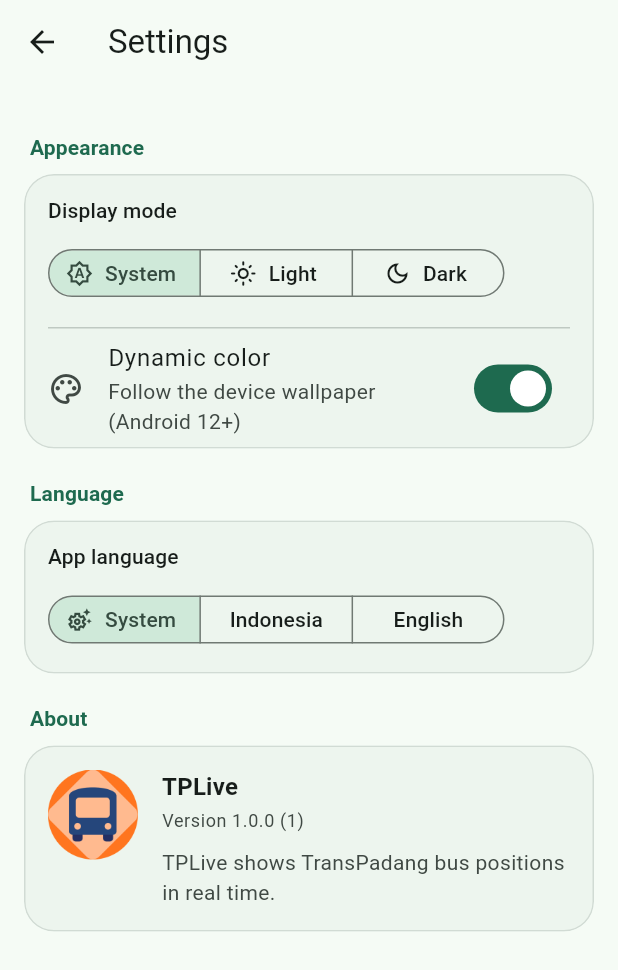
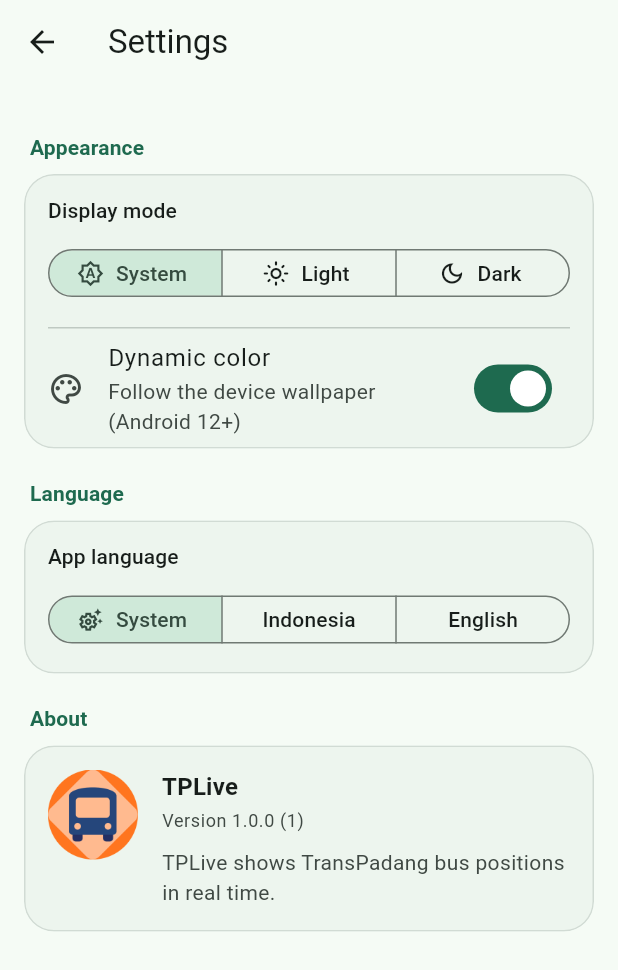
Before and after one commit to dwikyalfira/TPLive-Transpadang-Bus-Tracker, a Flutter app: the SettingsScreen screen opened directly, on a phone screen of 412 x 824 dp. Shown: the top 970 px of the screen. Run offline on Flutter 3.47's test engine with Material 3 defaults, Android fonts, the light colour scheme and no system bars; drawn by our look-alikes of dynamic_color; our stand-ins replace flutter_riverpod, geolocator, latlong2, package_info_plus, shared_preferences; accounts and stored records are empty; network calls fail.

Commit message:
fix(settings): make theme & language controls responsive
Segmented controls now fill the full width with equal segments and drop icons when space is tight; on very narrow screens they fall back to a vertical stack so the buttons no longer shrink. Adds a narrow-screen widget test.

```diff
--- a/lib/features/settings/presentation/settings_screen.dart
+++ b/lib/features/settings/presentation/settings_screen.dart
@@ -111,6 +111,189 @@ class _CardDivider extends StatelessWidget {
   }
 }
 
+/// Satu pilihan pada [_ChoiceField].
+class _Choice<T> {
+  const _Choice({required this.value, required this.label, this.icon});
+
+  final T value;
+  final String label;
+  final IconData? icon;
+}
+
+/// Kontrol pilihan yang menyesuaikan lebar layar.
+///
+/// - Bila semua pilihan muat, dipakai [SegmentedButton] **selebar penuh** dengan
+///   segmen sama besar (sehingga tidak menyusut di layar sempit).
+/// - Ikon dilepas otomatis bila lebar tidak cukup untuk ikon + label.
+/// - Bila teks pun tidak muat berdampingan, kontrol berubah menjadi daftar
+///   bertumpuk (vertikal) yang tetap ukuran penuh.
+class _ChoiceField<T> extends StatelessWidget {
+  const _ChoiceField({
+    required this.choices,
+    required this.selected,
+    required this.onSelected,
+  });
+
+  final List<_Choice<T>> choices;
+  final T selected;
+  final ValueChanged<T> onSelected;
+
+  static const double _minSegmentHeight = 44;
+  static const double _hPadding = 10;
+  static const double _iconWidth = 18;
+  static const double _iconGap = 8;
+
+  @override
+  Widget build(BuildContext context) {
+    final theme = Theme.of(context);
+    final labelStyle =
+        theme.textTheme.labelLarge ?? const TextStyle(fontSize: 14);
+    final scaler = MediaQuery.textScalerOf(context);
+
+    return LayoutBuilder(
+      builder: (context, constraints) {
+        final available = constraints.maxWidth;
+        final perSegment = available / choices.length;
+
+        final withIconsFit =
+            _fits(perSegment, labelStyle, scaler, includeIcons: true);
+        final labelsOnlyFit =
+            _fits(perSegment, labelStyle, scaler, includeIcons: false);
+
+        // Layar terlalu sempit untuk tombol berjajar → tumpuk vertikal.
+        if (!labelsOnlyFit) {
+          return _vertical(context);
+        }
+
+        return SizedBox(
+          width: double.infinity,
+          child: SegmentedButton<T>(
+            showSelectedIcon: false,
+            style: SegmentedButton.styleFrom(
+              visualDensity: VisualDensity.compact,
+              padding: const EdgeInsets.symmetric(horizontal: _hPadding),
+              minimumSize: const Size(0, _minSegmentHeight),
+            ),
+            segments: [
+              for (final choice in choices)
+                ButtonSegment<T>(
+                  value: choice.value,
+                  icon: (withIconsFit && choice.icon != null)
+                      ? Icon(choice.icon, size: _iconWidth)
+                      : null,
+                  label: Text(
+                    choice.label,
+                    maxLines: 1,
+                    overflow: TextOverflow.ellipsis,
+                  ),
+                ),
+            ],
+            selected: {selected},
+            onSelectionChanged: (selection) => onSelected(selection.first),
+          ),
+        );
+      },
+    );
+  }
+
+  /// Apakah semua label (beserta ikon, bila [includeIcons]) muat di dalam
+  /// lebar satu segmen.
+  bool _fits(
+    double perSegment,
+    TextStyle style,
+    TextScaler scaler, {
+    required bool includeIcons,
+  }) {
+    const buffer = 4.0;
+    return choices.every((choice) {
+      var need = _textWidth(choice.label, style, scaler) + _hPadding * 2;
+      if (includeIcons && choice.icon != null) {
+        need += _iconWidth + _iconGap;
+      }
+      return need + buffer <= perSegment;
+    });
+  }
+
+  static double _textWidth(String text, TextStyle style, TextScaler scaler) {
+    final painter = TextPainter(
+      text: TextSpan(text: text, style: style),
+      textDirection: TextDirection.ltr,
+      textScaler: scaler,
+      maxLines: 1,
+    )..layout();
+    return painter.width;
+  }
+
+  Widget _vertical(BuildContext context) {
+    return Column(
+      crossAxisAlignment: CrossAxisAlignment.stretch,
+      children: [
+        for (var i = 0; i < choices.length; i++) ...[
+          if (i > 0) const SizedBox(height: 8),
+          _ChoiceButton<T>(
+            choice: choices[i],
+            selected: choices[i].value == selected,
+            onTap: () => onSelected(choices[i].value),
+          ),
+        ],
+      ],
+    );
+  }
+}
+
+/// Satu baris pilihan bergaya M3 untuk tumpukan vertikal [ _ChoiceField ].
+class _ChoiceButton<T> extends StatelessWidget {
+  const _ChoiceButton({
+    required this.choice,
+    required this.selected,
+    required this.onTap,
+  });
+
+  final _Choice<T> choice;
+  final bool selected;
+  final VoidCallback onTap;
+
+  @override
+  Widget build(BuildContext context) {
+    final theme = Theme.of(context);
+    final scheme = theme.colorScheme;
+    final foreground =
+        selected ? scheme.onSecondaryContainer : scheme.onSurface;
+
+    return Material(
+      color: selected ? scheme.secondaryContainer : scheme.surface,
+      shape: RoundedRectangleBorder(
+        borderRadius: BorderRadius.circular(12),
+        side: BorderSide(
+          color: selected ? Colors.transparent : scheme.outlineVariant,
+        ),
+      ),
+      clipBehavior: Clip.antiAlias,
+      child: InkWell(
+        onTap: onTap,
+        child: Padding(
+          padding: const EdgeInsets.symmetric(horizontal: 14, vertical: 13),
+          child: Row(
+            children: [
+              if (choice.icon != null) ...[
+                Icon(choice.icon, size: 18, color: foreground),
+                const SizedBox(width: 10),
+              ],
+              Expanded(
+                child: Text(
+                  choice.label,
+                  style: theme.textTheme.labelLarge?.copyWith(color: foreground),
+                ),
+              ),
+              if (selected) Icon(Icons.check, size: 18, color: foreground),
+            ],
+          ),
+        ),
+      ),
+    );
+  }
+}
+
 // --- Class SettingsScreen ---
 
 class SettingsScreen extends ConsumerWidget {
@@ -132,29 +315,26 @@ class SettingsScreen extends ConsumerWidget {
             children: [
               _OptionBlock(
                 title: l10n.themeModeTitle,
-                child: SegmentedButton<ThemeMode>(
-                  showSelectedIcon: false,
-                  style: _segmentStyle,
-                  segments: [
-                    ButtonSegment(
+                child: _ChoiceField<ThemeMode>(
+                  choices: [
+                    _Choice(
                       value: ThemeMode.system,
-                      icon: const Icon(Icons.brightness_auto_outlined),
-                      label: Text(l10n.themeSystem),
+                      label: l10n.themeSystem,
+                      icon: Icons.brightness_auto_outlined,
                     ),
-                    ButtonSegment(
+                    _Choice(
                       value: ThemeMode.light,
-                      icon: const Icon(Icons.light_mode_outlined),
-                      label: Text(l10n.themeLight),
+                      label: l10n.themeLight,
+                      icon: Icons.light_mode_outlined,
                     ),
-                    ButtonSegment(
+                    _Choice(
                       value: ThemeMode.dark,
-                      icon: const Icon(Icons.dark_mode_outlined),
-                      label: Text(l10n.themeDark),
+                      label: l10n.themeDark,
+                      icon: Icons.dark_mode_outlined,
                     ),
                   ],
-                  selected: {settings.themeMode},
-                  onSelectionChanged: (selection) =>
-                      notifier.setThemeMode(selection.first),
+                  selected: settings.themeMode,
+                  onSelected: notifier.setThemeMode,
                 ),
               ),
               const _CardDivider(),
@@ -172,27 +352,24 @@ class SettingsScreen extends ConsumerWidget {
             children: [
               _OptionBlock(
                 title: l10n.languageTitle,
-                child: SegmentedButton<_LanguageChoice>(
-                  showSelectedIcon: false,
-                  style: _segmentStyle,
-                  segments: [
-                    ButtonSegment(
+                child: _ChoiceField<_LanguageChoice>(
+                  choices: [
+                    _Choice(
                       value: _LanguageChoice.system,
-                      icon: const Icon(Icons.settings_suggest_outlined),
-                      label: Text(l10n.languageSystem),
+                      label: l10n.languageSystem,
+                      icon: Icons.settings_suggest_outlined,
                     ),
-                    ButtonSegment(
+                    _Choice(
                       value: _LanguageChoice.indonesian,
-                      label: Text(l10n.languageIndonesian),
+                      label: l10n.languageIndonesian,
                     ),
-                    ButtonSegment(
+                    _Choice(
                       value: _LanguageChoice.english,
-                      label: Text(l10n.languageEnglish),
+                      label: l10n.languageEnglish,
                     ),
                   ],
-                  selected: {_LanguageChoice.of(settings.locale)},
-                  onSelectionChanged: (selection) =>
-                      notifier.setLocale(selection.first.locale),
+                  selected: _LanguageChoice.of(settings.locale),
+                  onSelected: (choice) => notifier.setLocale(choice.locale),
                 ),
               ),
             ],
@@ -203,11 +380,6 @@ class SettingsScreen extends ConsumerWidget {
       ),
     );
   }
-
-  ButtonStyle get _segmentStyle => SegmentedButton.styleFrom(
-        visualDensity: VisualDensity.compact,
-        padding: const EdgeInsets.symmetric(horizontal: 10),
-      );
 }
 
 /// Kartu "Tentang": logo aplikasi, nama, versi, dan deskripsi singkat.
```
Also changed, not shown: 1 other file.
